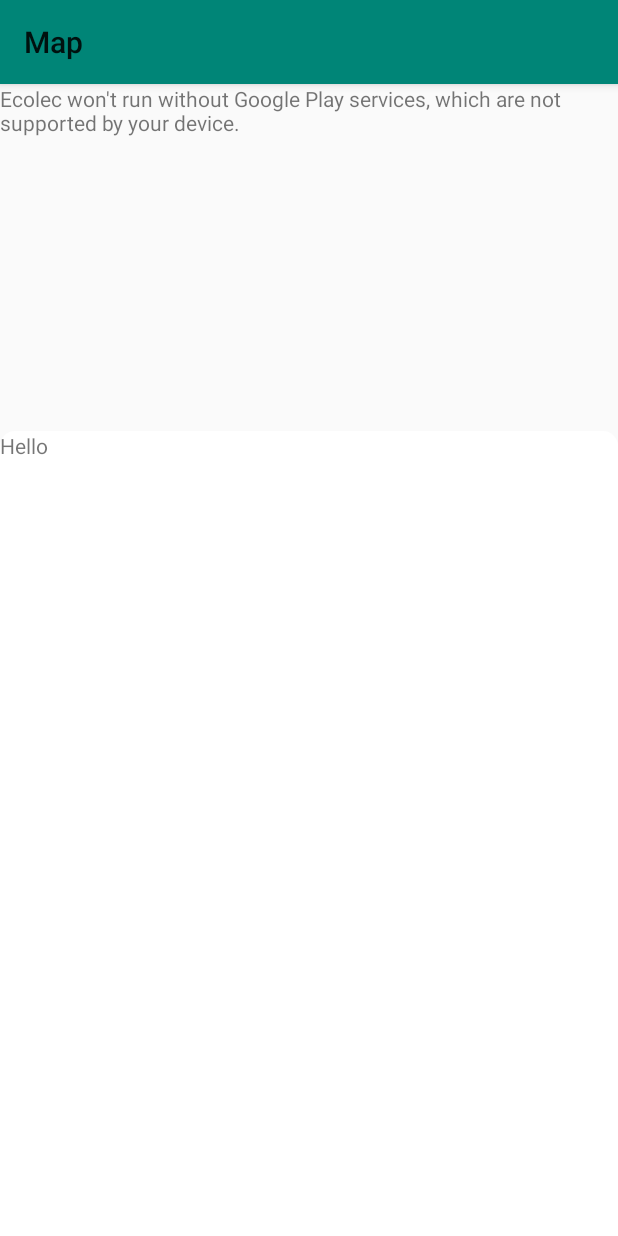
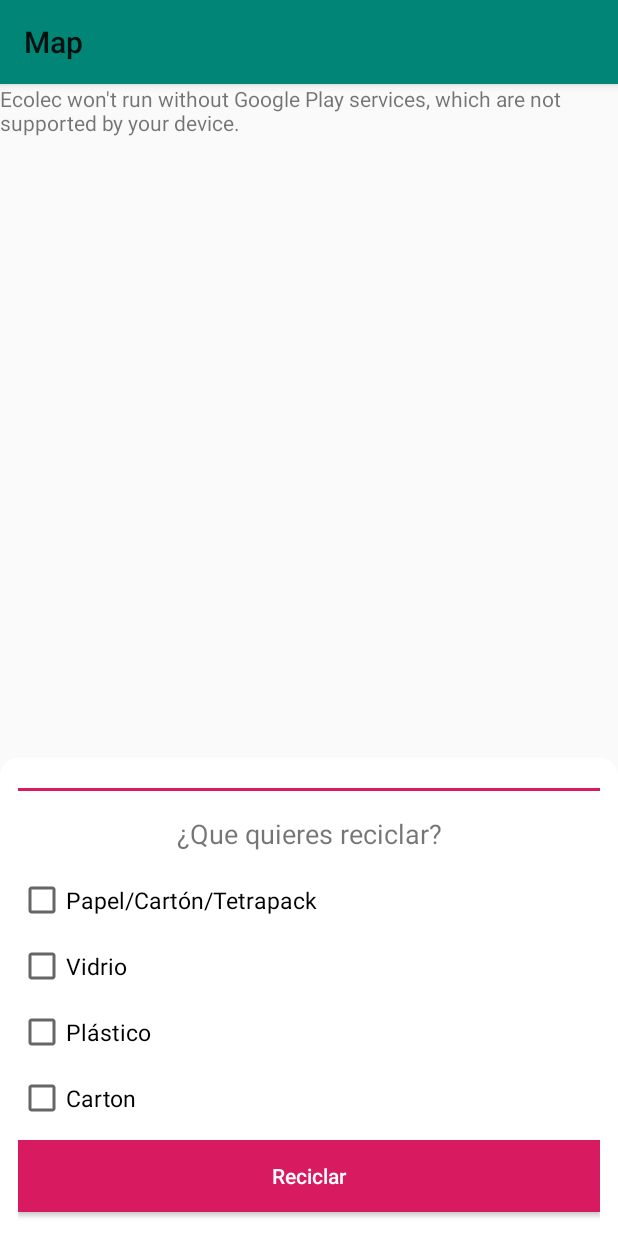
Before and after one commit to doapps/ecolec-android, an Android app: the screen it shows after launch (MapsActivity), on a phone screen of 412 x 824 dp. Run offline under Robolectric (Android 15) with nearby library versions, the phone set to English and light mode, and no system bars.

Commit message:
Modify behavior

```diff
--- a/app/src/main/java/com/ecolec/cliente/MapsActivity.kt
+++ b/app/src/main/java/com/ecolec/cliente/MapsActivity.kt
@@ -2,6 +2,7 @@ package com.ecolec.cliente
 
 import androidx.appcompat.app.AppCompatActivity
 import android.os.Bundle
+import android.view.View
 
 import com.google.android.gms.maps.CameraUpdateFactory
 import com.google.android.gms.maps.GoogleMap
@@ -24,6 +25,15 @@ class MapsActivity : AppCompatActivity(), OnMapReadyCallback {
             .findFragmentById(R.id.map) as SupportMapFragment
         mapFragment.getMapAsync(this)
         var bottomsheetBehavior = BottomSheetBehavior.from(layoutBottomSheet)
+        bottomsheetBehavior.state = BottomSheetBehavior.STATE_EXPANDED
+        bottomsheetBehavior.setBottomSheetCallback(object : BottomSheetBehavior.BottomSheetCallback(){
+            override fun onSlide(p0: View, p1: Float) {
+            }
+
+            override fun onStateChanged(p0: View, p1: Int) {
+            }
+        })
+
     }
 
     /**
--- a/app/src/main/res/drawable/bg_bottom_sheet.xml
+++ b/app/src/main/res/drawable/bg_bottom_sheet.xml
@@ -5,7 +5,7 @@
     <solid android:color="#FFF" />
 
     <corners
-        android:topLeftRadius="10dp"
-        android:topRightRadius="10dp" />
+        android:topLeftRadius="12dp"
+        android:topRightRadius="12dp" />
 
 </shape>
--- a/app/src/main/res/layout/bottom_sheet_map.xml
+++ b/app/src/main/res/layout/bottom_sheet_map.xml
@@ -1,16 +1,67 @@
 <?xml version="1.0" encoding="utf-8"?>
-<androidx.constraintlayout.widget.ConstraintLayout xmlns:android="http://schemas.android.com/apk/res/android"
+<LinearLayout xmlns:android="http://schemas.android.com/apk/res/android"
+    xmlns:app="http://schemas.android.com/apk/res-auto"
+    android:id="@+id/layoutBottomSheet"
     android:layout_width="match_parent"
-    xmlns:app="http://schemas.android.com/apk/res-auto"
+    android:layout_height="wrap_content"
     android:background="@drawable/bg_bottom_sheet"
-    android:layout_height="match_parent"
-    android:id="@+id/layoutBottomSheet"
+    android:orientation="vertical"
+    android:paddingStart="12dp"
+    android:paddingEnd="12dp"
+    app:behavior_hideable="false"
+    app:behavior_peekHeight="80dp"
     app:layout_behavior="com.google.android.material.bottomsheet.BottomSheetBehavior">
+
+    <View
+        android:layout_width="match_parent"
+        android:layout_height="2dp"
+        android:layout_marginTop="20dp"
+        android:background="@color/colorAccent"/>
 
     <TextView
         android:layout_width="match_parent"
-        android:layout_height="500dp"
-        android:text="Hello"/>
+        android:layout_height="wrap_content"
+        android:layout_marginTop="16dp"
+        android:gravity="center"
+        android:text="¿Que quieres reciclar?"
+        android:textSize="18sp" />
 
+    <CheckBox
+        android:layout_width="wrap_content"
+        android:layout_height="wrap_content"
+        android:layout_marginTop="16dp"
+        android:text="Papel/Cartón/Tetrapack"
+        android:textSize="15sp" />
 
-</androidx.constraintlayout.widget.ConstraintLayout>
+    <CheckBox
+        android:layout_width="wrap_content"
+        android:layout_height="wrap_content"
+        android:layout_marginTop="12dp"
+        android:text="Vidrio"
+        android:textSize="15sp" />
+
+    <CheckBox
+        android:layout_width="wrap_content"
+        android:layout_height="wrap_content"
+        android:layout_marginTop="12dp"
+        android:text="Plástico"
+        android:textSize="15sp" />
+
+    <CheckBox
+        android:layout_width="wrap_content"
+        android:layout_height="wrap_content"
+        android:layout_marginTop="12dp"
+        android:text="Carton"
+        android:textSize="15sp" />
+
+    <Button
+        android:layout_width="match_parent"
+        android:layout_height="wrap_content"
+        android:layout_marginTop="12dp"
+        android:background="@color/colorAccent"
+        android:text="Reciclar"
+        android:textAllCaps="false"
+        android:layout_marginBottom="16dp"
+        android:textColor="@android:color/white" />
+
+</LinearLayout>
```
